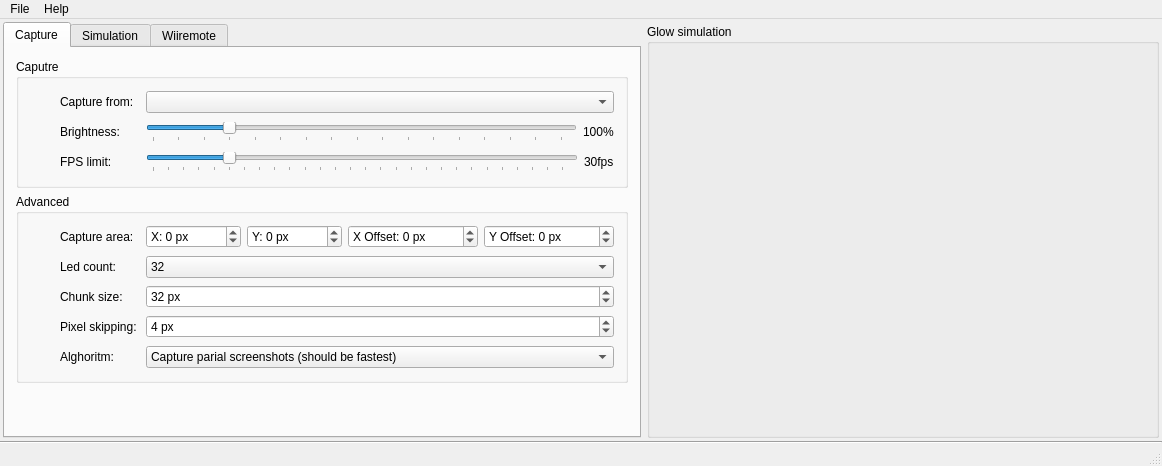
The window that mainwindow.ui (dev-0x7C6/led-frame) describes before a commit, drawn with Qt 5.
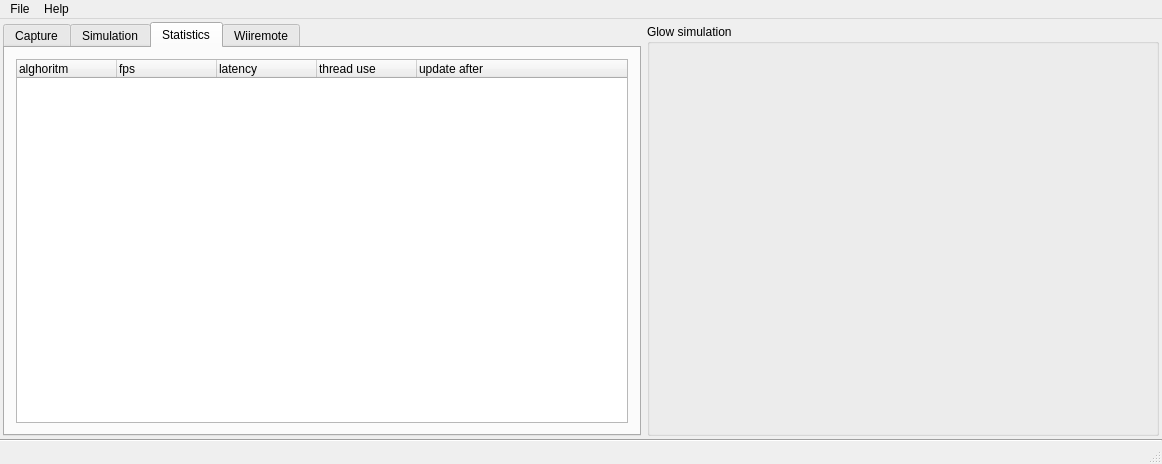
The same window after the commit. The open tabs and pages were chosen to show the change. Icons and pictures are not drawn. Custom widgets are drawn as their Qt base class.

Commit message: Added statistic page.

Diff of the .ui file:
```diff
--- a/mainwindow.ui
+++ b/mainwindow.ui
@@ -6,8 +6,8 @@
    <rect>
     <x>0</x>
     <y>0</y>
-    <width>989</width>
-    <height>466</height>
+    <width>1089</width>
+    <height>464</height>
    </rect>
   </property>
   <property name="windowTitle">
@@ -803,6 +803,42 @@
            </item>
           </layout>
          </widget>
+         <widget class="QWidget" name="tab_4">
+          <attribute name="title">
+           <string>Statistics</string>
+          </attribute>
+          <layout class="QVBoxLayout" name="verticalLayout_10">
+           <item>
+            <widget class="QTreeWidget" name="treeWidget">
+             <column>
+              <property name="text">
+               <string>alghoritm</string>
+              </property>
+             </column>
+             <column>
+              <property name="text">
+               <string>fps</string>
+              </property>
+             </column>
+             <column>
+              <property name="text">
+               <string>latency</string>
+              </property>
+             </column>
+             <column>
+              <property name="text">
+               <string>thread use</string>
+              </property>
+             </column>
+             <column>
+              <property name="text">
+               <string>update after</string>
+              </property>
+             </column>
+            </widget>
+           </item>
+          </layout>
+         </widget>
          <widget class="QWidget" name="tab_2">
           <attribute name="title">
            <string>Wiiremote</string>
```
Left out of the diff: 2 changed lines with no effect on the pictures. The commit also changes 2 other files.
